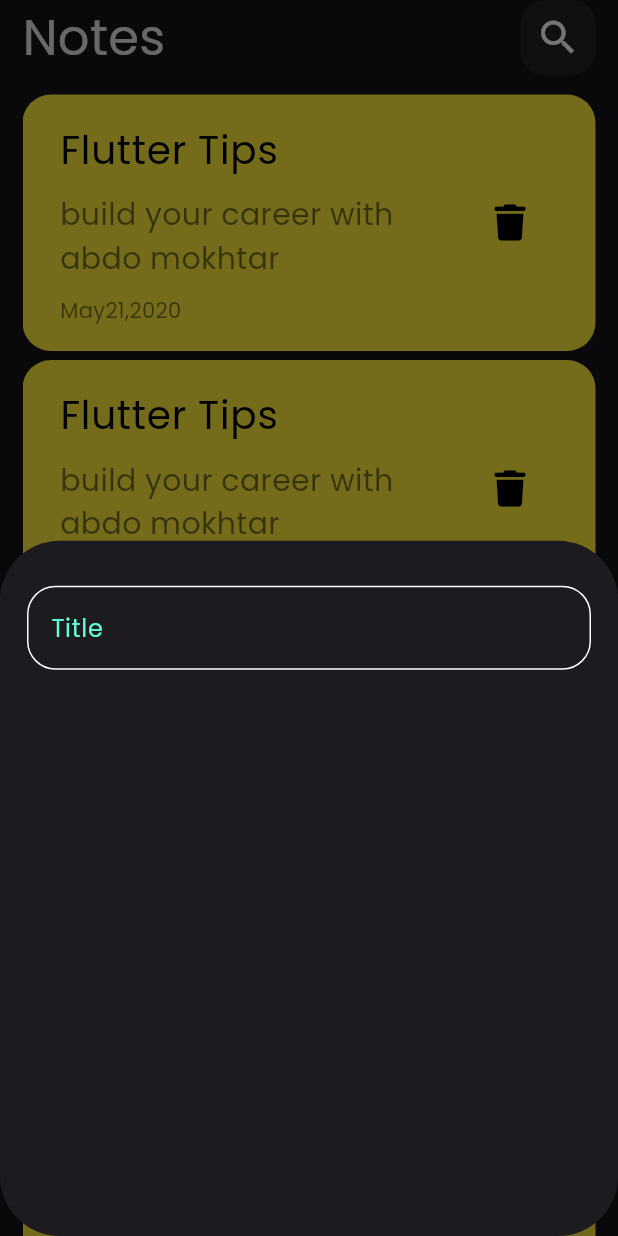
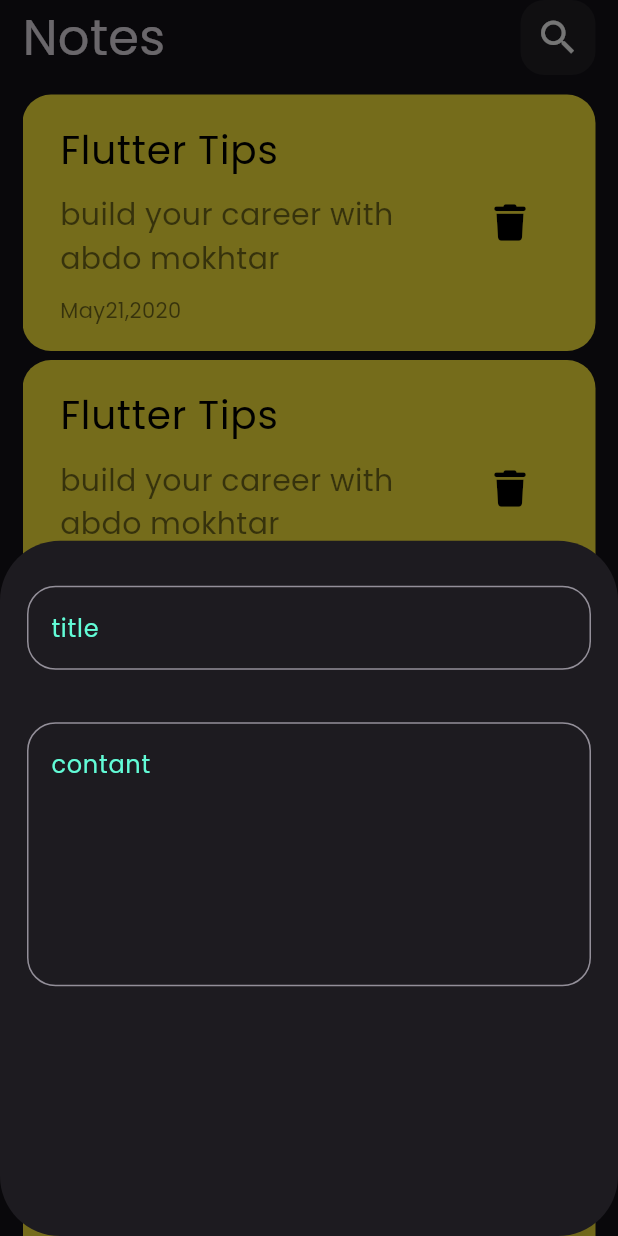
Before and after one commit to abdo-mokhtar/notes, a Flutter app: the screen it shows after launch, after a tap on the "add" icon, on a phone screen of 412 x 824 dp. Run offline on Flutter 3.47's test engine with Material 3 defaults, Android fonts, the phone set to English and light mode, and no system bars; our stand-ins replace font_awesome_flutter.

Commit message:
add fields to bottom sheet

```diff
--- a/lib/views/widget/add_note_bottom_sheet.dart
+++ b/lib/views/widget/add_note_bottom_sheet.dart
@@ -16,7 +16,16 @@ class AddNoteBottomSheet extends StatelessWidget {
           SizedBox(
             height: 30,
           ),
-          CustomTextField(),
+          CustomTextField(
+            hint: 'title',
+          ),
+          SizedBox(
+            height: 35,
+          ),
+          CustomTextField(
+            hint: 'contant',
+            maxLines: 6,
+          ),
         ],
       ),
     );
--- a/lib/views/widget/custom_text_field.dart
+++ b/lib/views/widget/custom_text_field.dart
@@ -2,17 +2,19 @@ import 'package:flutter/material.dart';
 import 'package:notes/views/widget/constants.dart';
 
 class CustomTextField extends StatelessWidget {
-  const CustomTextField({super.key});
-
+  const CustomTextField({super.key, required this.hint, this.maxLines = 1});
+  final String hint;
+  final int maxLines;
   @override
   Widget build(BuildContext context) {
     return TextField(
       cursorColor: kPrimaryColor,
+      maxLines: maxLines,
       decoration: InputDecoration(
-        hintText: 'Title',
+        hintText: hint,
         hintStyle: const TextStyle(color: kPrimaryColor),
         border: bulidBroder(),
-        enabledBorder: bulidBroder(),
+        // enabledBorder: bulidBroder(),
         focusedBorder: bulidBroder(kPrimaryColor),
       ),
     );
```
